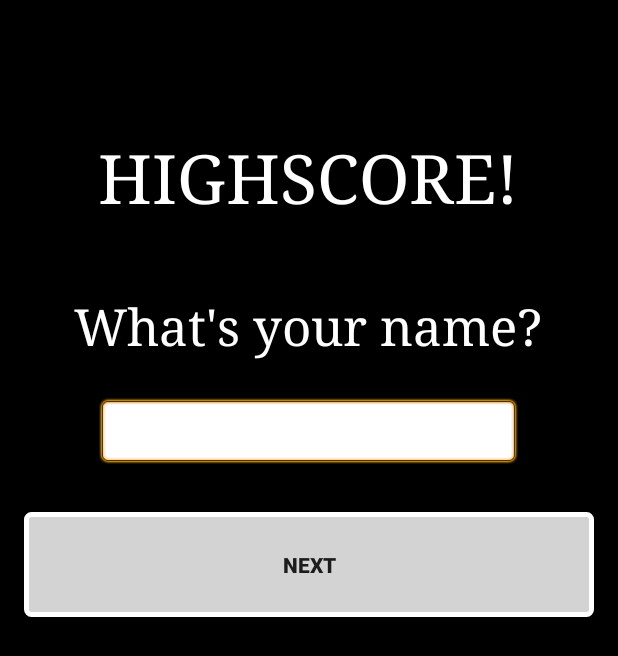
After one commit to Raveoli/Quizgame, an Android app: the highScoreName screen opened directly, with no data from a screen before it, on a phone screen of 412 x 824 dp. The commit adds this screen. Shown: the top 656 px of the screen. Run offline under Robolectric (Android 15) with nearby library versions, the phone set to English and light mode, and no system bars.

Commit message:
Added activity for adding name to highscore.

```diff
--- a/app/src/main/AndroidManifest.xml
+++ b/app/src/main/AndroidManifest.xml
@@ -24,7 +24,8 @@
         <activity android:name=".Questions" />
         <activity android:name=".HighscoresActivity" />
         <activity android:name=".HelpActivity" />
-        <activity android:name=".SettingsActivity"></activity>
+        <activity android:name=".SettingsActivity" />
+        <activity android:name=".highScoreName"></activity>
     </application>
 
 </manifest>
--- /dev/null
+++ b/app/src/main/java/com/example/quizgame/highScoreName.java
@@ -0,0 +1,20 @@
+package com.example.quizgame;
+
+import android.content.Intent;
+import android.support.v7.app.AppCompatActivity;
+import android.os.Bundle;
+import android.view.View;
+
+public class highScoreName extends AppCompatActivity {
+
+    @Override
+    protected void onCreate(Bundle savedInstanceState) {
+        super.onCreate(savedInstanceState);
+        setContentView(R.layout.activity_high_score_name);
+    }
+
+    public void onNextBtnClick(View view){
+        Intent highScoreIntent = new Intent(this, HighscoresActivity.class);
+        startActivity(highScoreIntent);
+    }
+}
--- /dev/null
+++ b/app/src/main/res/layout/activity_high_score_name.xml
@@ -0,0 +1,62 @@
+<?xml version="1.0" encoding="utf-8"?>
+<RelativeLayout xmlns:android="http://schemas.android.com/apk/res/android"
+    xmlns:tools="http://schemas.android.com/tools"
+    android:id="@+id/activity_high_score_name"
+    android:layout_width="match_parent"
+    android:layout_height="match_parent"
+    android:paddingBottom="@dimen/activity_vertical_margin"
+    android:paddingLeft="@dimen/activity_horizontal_margin"
+    android:paddingRight="@dimen/activity_horizontal_margin"
+    android:paddingTop="@dimen/activity_vertical_margin"
+    tools:context="com.example.quizgame.highScoreName"
+    android:background="@android:color/black" >
+
+    <TextView
+        android:text="HIGHSCORE!"
+        android:layout_width="wrap_content"
+        android:layout_height="wrap_content"
+        android:layout_marginTop="72dp"
+        android:id="@+id/highScoreText"
+        android:textAppearance="@style/TextAppearance.AppCompat.Display2"
+        android:typeface="serif"
+        android:gravity="center"
+        android:textColor="@android:color/white"
+        android:layout_alignParentTop="true"
+        android:layout_centerHorizontal="true" />
+
+    <TextView
+        android:text="What's your name?"
+        android:layout_width="wrap_content"
+        android:layout_height="wrap_content"
+        android:textAppearance="@style/TextAppearance.AppCompat.Display1"
+        android:typeface="serif"
+        android:layout_marginTop="47dp"
+        android:gravity="center"
+        android:textColor="@android:color/white"
+        android:id="@+id/nameText"
+        android:layout_below="@+id/highScoreText"
+        android:layout_centerHorizontal="true" />
+
+    <EditText
+        android:layout_height="45dp"
+        android:id="@+id/questionText"
+        android:layout_below="@+id/nameText"
+        android:background="@android:drawable/editbox_background"
+        android:layout_width="50dp"
+        android:layout_alignEnd="@+id/highScoreText"
+        android:layout_alignStart="@+id/highScoreText"
+        android:layout_marginTop="25dp"/>
+
+    <Button
+        android:text="Next"
+        android:layout_width="match_parent"
+        android:layout_height="70dp"
+        android:background="@drawable/commonbutton"
+        android:textStyle="bold"
+        android:id="@+id/nextBtn"
+        android:onClick="onNextBtnClick"
+        android:layout_below="@+id/questionText"
+        android:layout_alignParentStart="true"
+        android:layout_marginTop="31dp" />
+
+</RelativeLayout>
--- a/app/src/main/res/layout/activity_questions.xml
+++ b/app/src/main/res/layout/activity_questions.xml
@@ -51,7 +51,6 @@
     <ImageView
         android:layout_width="200dp"
         android:layout_height="200dp"
-        app:srcCompat="@drawable/q1"
         android:id="@+id/questionImage"
         android:layout_marginTop="20dp"
         android:layout_marginLeft="70dp"
```
